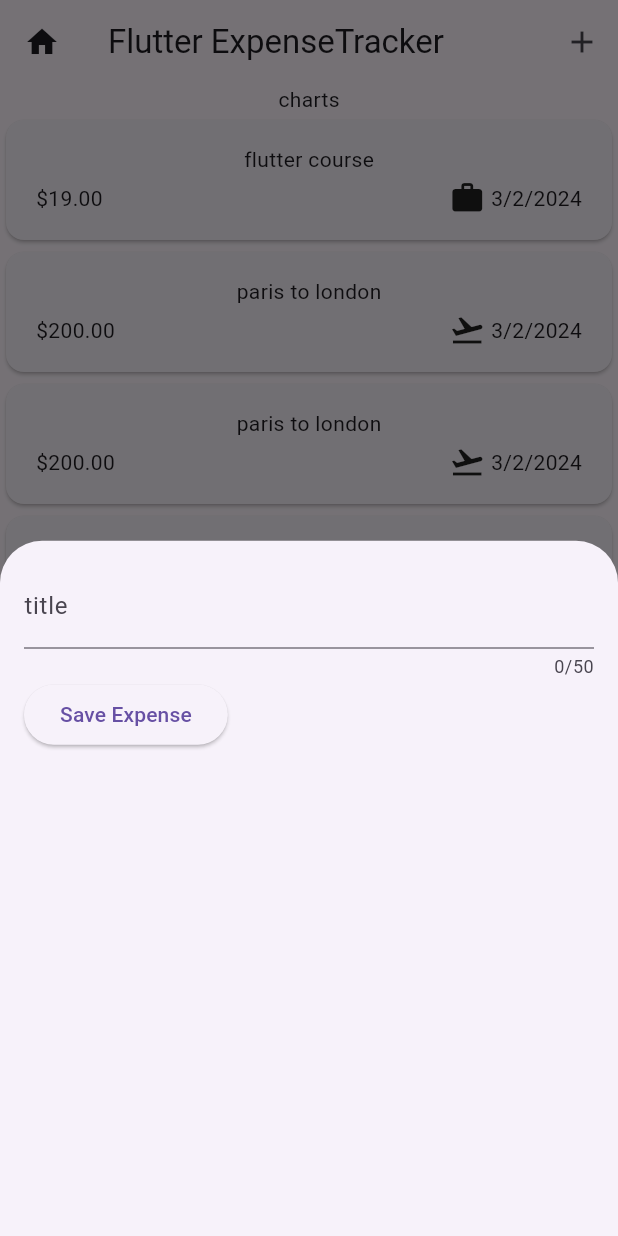
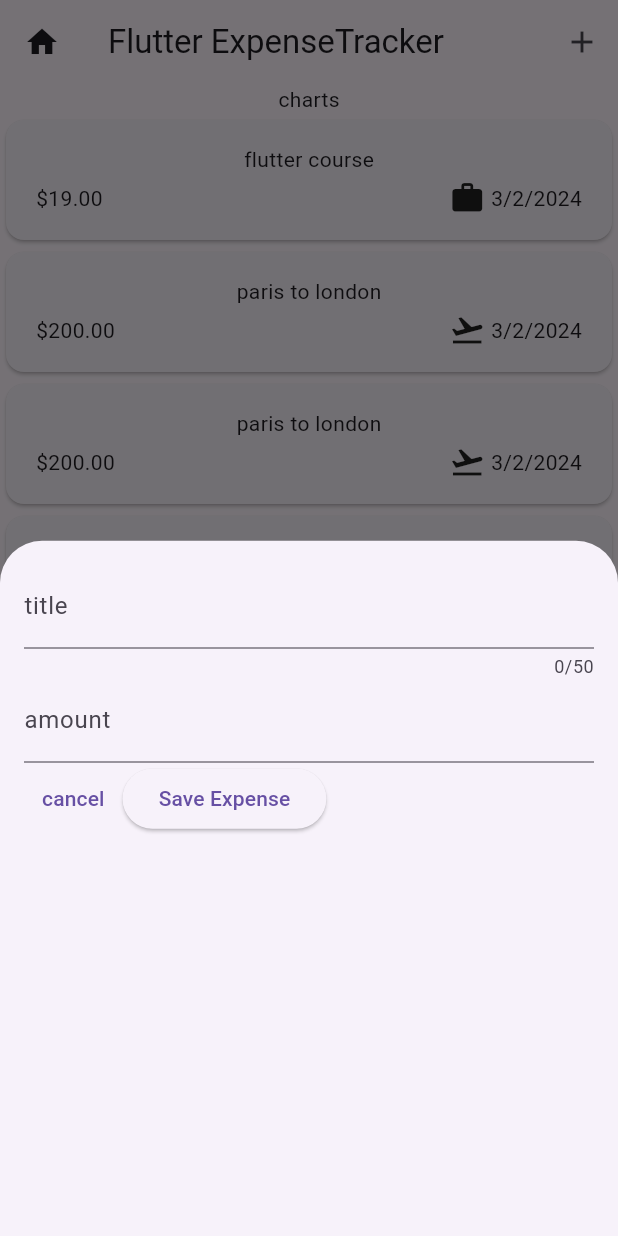
Before and after one commit to henok-ab/expense_tracker, a Flutter app: the screen it shows after launch, after a tap on the "add" icon, on a phone screen of 412 x 824 dp. Run offline on Flutter 3.47's test engine with Material 3 defaults, Android fonts, the phone set to English and light mode, and no system bars.

Commit message:
adding amount text field and stored it

```diff
--- a/lib/widgets/expenses.dart
+++ b/lib/widgets/expenses.dart
@@ -77,7 +77,7 @@ class _ExpensesState extends State<Expenses> {
       builder: (BuildContext context) {
         return const NewExpense();
       },
-    );
+    ); //this gets widget of new expense that is stateful.
   }
 
   @override
--- a/lib/widgets/new_expense.dart
+++ b/lib/widgets/new_expense.dart
@@ -16,6 +16,13 @@ class _NewExpenseState extends State<NewExpense> {
     _enteredTitle = inputValue;
   }
 
+  final _amountController = TextEditingController();
+  @override
+  void dispose() {
+    _amountController.dispose();
+    super.dispose();
+  }
+
   @override
   Widget build(BuildContext context) {
     return Padding(
@@ -24,13 +31,26 @@ class _NewExpenseState extends State<NewExpense> {
         TextField(
           maxLength: 50,
           onChanged: _saveTitleInput,
-          decoration: const InputDecoration(label: Text('title')),
+          decoration: const InputDecoration(
+            label: Text('title'),
+          ),
+        ),
+        TextField(
+          controller: _amountController,
+          keyboardType: TextInputType.number,
+          decoration:
+              const InputDecoration(label: Text('amount'), prefixText: '\$'),
         ),
         Row(
           children: [
+            TextButton(
+              onPressed: () {},
+              child: const Text('cancel'),
+            ),
             ElevatedButton(
               onPressed: () {
                 print(_enteredTitle);
+                print(_amountController.text);
               },
               child: const Text('Save Expense'),
             )
```
